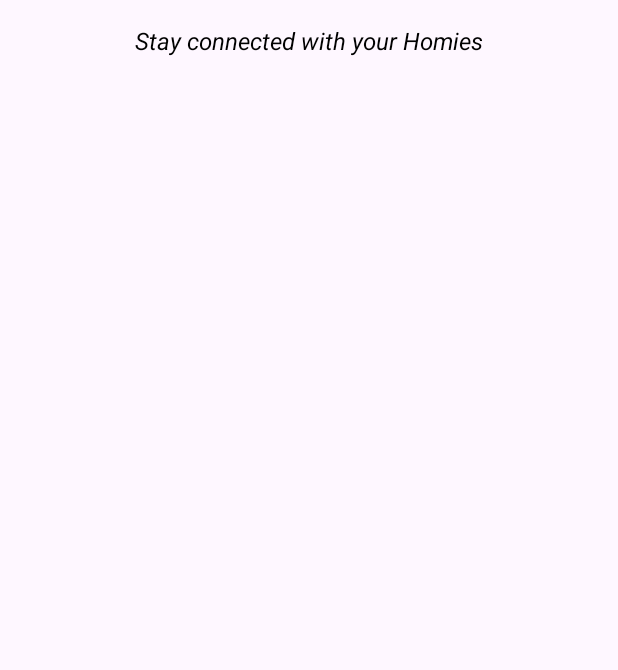
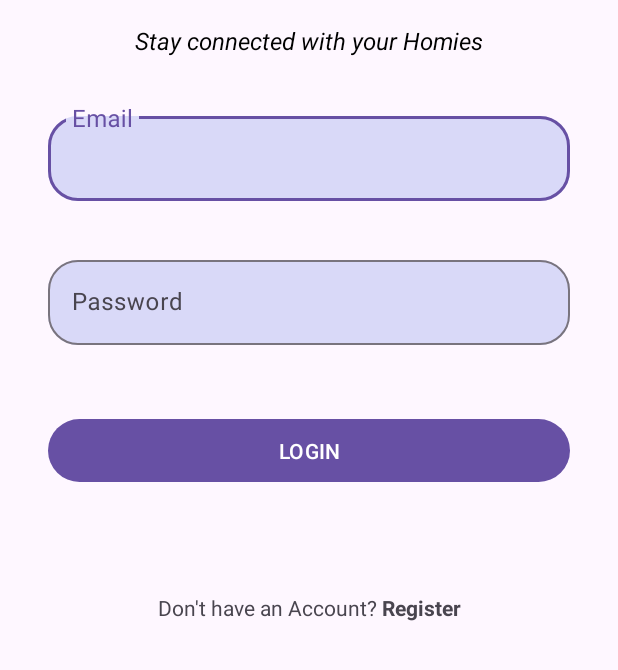
Before and after one commit to Aspire0071400/I-Show, an Android app: the layout activity_login.xml on its own in the app's theme, with its tools: preview values and no code run, on a phone screen of 412 x 824 dp, the part 566-1236 px from its top. Run offline under Robolectric (Android 15) with nearby library versions, the phone set to English and light mode, and no system bars; Roboto replaces fonts that are not available here.

Commit message:
Login UI completed.

```diff
--- a/app/src/main/java/com/aspire/ishow/MainActivity.java
+++ b/app/src/main/java/com/aspire/ishow/MainActivity.java
@@ -3,7 +3,9 @@ package com.aspire.ishow;
 import android.os.Bundle;
 import android.view.Menu;
 import android.view.View;
+import android.window.OnBackInvokedDispatcher;
 
+import androidx.annotation.NonNull;
 import androidx.appcompat.app.AppCompatActivity;
 import androidx.fragment.app.Fragment;
 import androidx.fragment.app.FragmentManager;
--- a/app/src/main/res/layout/activity_login.xml
+++ b/app/src/main/res/layout/activity_login.xml
@@ -43,4 +43,80 @@
         app:layout_constraintEnd_toEndOf="parent"
         app:layout_constraintStart_toStartOf="parent"
         app:layout_constraintTop_toBottomOf="@+id/textView4" />
+
+    <com.google.android.material.textfield.TextInputLayout
+        android:id="@+id/textInputLayout1"
+        android:layout_width="0dp"
+        android:layout_height="wrap_content"
+        android:layout_marginStart="32dp"
+        android:layout_marginTop="32dp"
+        android:layout_marginEnd="32dp"
+        android:focusable="true"
+        app:boxBackgroundColor="@color/textback"
+        app:boxCornerRadiusBottomEnd="20dp"
+        app:boxCornerRadiusBottomStart="20dp"
+        app:boxCornerRadiusTopEnd="20dp"
+        app:boxCornerRadiusTopStart="20dp"
+        app:hintTextAppearance="@style/TextAppearance.Material3.ActionBar.Subtitle"
+        app:layout_constraintEnd_toEndOf="parent"
+        app:layout_constraintStart_toStartOf="parent"
+        app:layout_constraintTop_toBottomOf="@+id/textView5">
+
+        <com.google.android.material.textfield.TextInputEditText
+            android:id="@+id/login_email_tied"
+            android:layout_width="match_parent"
+            android:layout_height="wrap_content"
+            android:hint="@string/email"
+            android:inputType="textEmailAddress"
+            android:textColor="@color/black" />
+    </com.google.android.material.textfield.TextInputLayout>
+
+    <com.google.android.material.textfield.TextInputLayout
+        android:id="@+id/textInputLayout2"
+        android:layout_width="0dp"
+        android:layout_height="wrap_content"
+        android:layout_marginStart="32dp"
+        android:layout_marginTop="32dp"
+        android:layout_marginEnd="32dp"
+        app:boxBackgroundColor="@color/textback"
+        app:boxCornerRadiusBottomEnd="20dp"
+        app:boxCornerRadiusBottomStart="20dp"
+        app:boxCornerRadiusTopEnd="20dp"
+        app:boxCornerRadiusTopStart="20dp"
+        app:hintTextAppearance="@style/TextAppearance.Material3.ActionBar.Subtitle"
+        app:layout_constraintEnd_toEndOf="parent"
+        app:layout_constraintHorizontal_bias="1.0"
+        app:layout_constraintStart_toStartOf="parent"
+        app:layout_constraintTop_toBottomOf="@+id/textInputLayout1">
+
+        <com.google.android.material.textfield.TextInputEditText
+            android:id="@+id/login_pass_tied"
+            android:layout_width="match_parent"
+            android:layout_height="wrap_content"
+            android:hint="@string/password"
+            android:inputType="textPassword"
+            android:textColor="@color/black" />
+    </com.google.android.material.textfield.TextInputLayout>
+
+    <Button
+        android:id="@+id/login_btn"
+        android:layout_width="0dp"
+        android:layout_height="50dp"
+        android:layout_marginTop="45dp"
+        android:ems="20"
+        android:text="@string/login"
+        app:layout_constraintEnd_toEndOf="@+id/textInputLayout2"
+        app:layout_constraintStart_toStartOf="@+id/textInputLayout2"
+        app:layout_constraintTop_toBottomOf="@+id/textInputLayout2" />
+
+    <TextView
+        android:id="@+id/login_to_register"
+        android:layout_width="wrap_content"
+        android:layout_height="wrap_content"
+        android:layout_marginBottom="32dp"
+        android:text="@string/don_t_have_an_account"
+        app:layout_constraintBottom_toBottomOf="parent"
+        app:layout_constraintEnd_toEndOf="parent"
+        app:layout_constraintStart_toStartOf="parent" />
+
 </androidx.constraintlayout.widget.ConstraintLayout>
--- a/app/src/main/res/values/colors.xml
+++ b/app/src/main/res/values/colors.xml
@@ -5,4 +5,5 @@
     <color name="lavender">#8692f7</color>
     <color name="grey">#979797</color>
     <color name="transparentgrey">#60353535</color>
+    <color name="textback">#D9D9F8</color>
 </resources>
--- a/app/src/main/res/values/strings.xml
+++ b/app/src/main/res/values/strings.xml
@@ -13,4 +13,8 @@
     <string name="user_mentioned_you_in_a_comment">User Mentioned you in a comment</string>
     <string name="welcome_to_i_show">Welcome To I-Show</string>
     <string name="stay_connected_with_your_homies">Stay connected with your Homies</string>
+    <string name="email">Email</string>
+    <string name="password">Password</string>
+    <string name="login">LOGIN</string>
+    <string name="don_t_have_an_account">Don\'t have an Account? <b>Register</b></string>
 </resources>
```
Also changed, not shown: app/src/main/AndroidManifest.xml (+5 -2 lines), app/src/main/java/com/aspire/ishow/LoginActivity.java (+33 -0 lines), app/src/main/java/com/aspire/ishow/RegisterActivity.java (added, +14 -0 lines), app/src/main/res/layout/activity_register.xml (added, +9 -0 lines).
